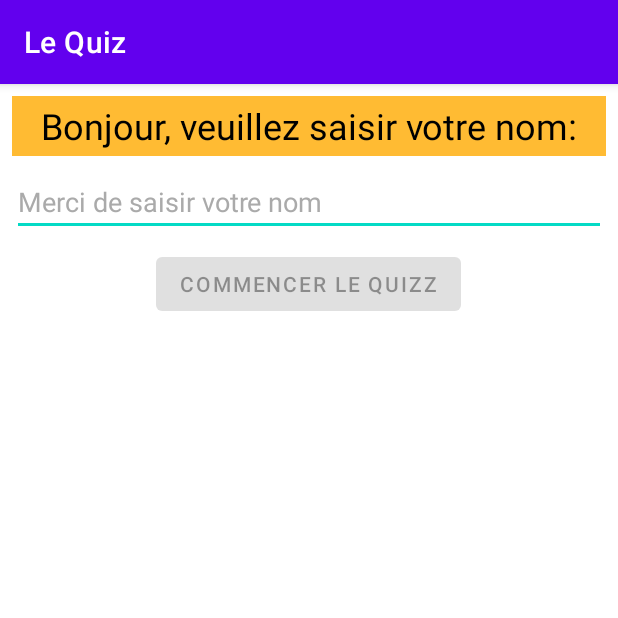
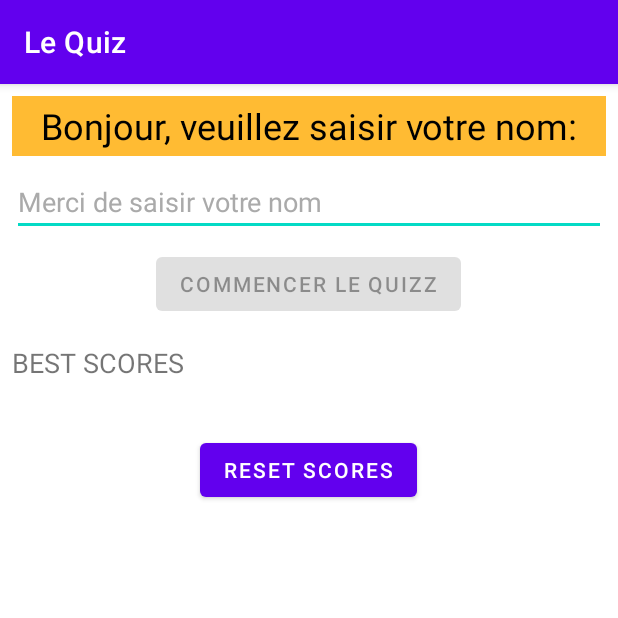
Before and after one commit to JorisAllgeyer/quizz, an Android app: the screen it shows after launch (MainActivity), on a phone screen of 412 x 824 dp, the top half of it. Run offline under Robolectric (Android 15) with nearby library versions, the phone set to English and light mode, and no system bars.

```diff
--- a/app/src/main/AndroidManifest.xml
+++ b/app/src/main/AndroidManifest.xml
@@ -18,6 +18,8 @@
                 <category android:name="android.intent.category.LAUNCHER" />
             </intent-filter>
         </activity>
+        <provider
+            android:authorities="fr.doranco.myquizz.model.UserProvider"
+            android:name="fr.doranco.myquizz.model.UserProvider"/>
     </application>
-
 </manifest>
--- /dev/null
+++ b/app/src/main/java/fr/doranco/myquizz/controller/IUser.java
@@ -0,0 +1,15 @@
+package fr.doranco.myquizz.controller;
+
+import android.content.Context;
+
+import java.util.List;
+
+import fr.doranco.myquizz.entity.User;
+
+public interface IUser {
+    List<User> getAllUsers(Context context);
+    User getUserByName(Context context, String userName);
+    User addUser(Context context, String userName);
+    void updateScore(Context context, int score, long userId);
+    void cleanDB(Context context);
+}
--- a/app/src/main/java/fr/doranco/myquizz/model/Question.java
+++ b/app/src/main/java/fr/doranco/myquizz/model/Question.java
@@ -1,8 +1,9 @@
 package fr.doranco.myquizz.model;
 
+import java.io.Serializable;
 import java.util.List;
 
-public class Question {
+public class Question implements Serializable {
 
     private String question;
     private List<String> choiceList;
--- a/app/src/main/java/fr/doranco/myquizz/view/IConst.java
+++ b/app/src/main/java/fr/doranco/myquizz/view/IConst.java
@@ -8,4 +8,5 @@ public interface IConst {
 
     String STATE_SCORE = "STATE_SCORE";
     String STATE_QUESTION = "STATE_QUESTION";
+    String STATE_CURRENT_QUESTION = "STATE_CURRENT_QUESTION";
 }
--- a/app/src/main/java/fr/doranco/myquizz/view/MainActivity.java
+++ b/app/src/main/java/fr/doranco/myquizz/view/MainActivity.java
@@ -1,10 +1,13 @@
 package fr.doranco.myquizz.view;
 
 import androidx.annotation.Nullable;
+import androidx.appcompat.app.AlertDialog;
 import androidx.appcompat.app.AppCompatActivity;
 
+import android.content.DialogInterface;
 import android.content.Intent;
-import android.content.SharedPreferences;
+import android.database.Cursor;
+import android.net.Uri;
 import android.os.Bundle;
 import android.text.Editable;
 import android.text.TextWatcher;
@@ -13,6 +16,10 @@ import android.widget.Button;
 import android.widget.EditText;
 import android.widget.TextView;
 
+import java.util.List;
+
+import fr.doranco.myquizz.controller.IUser;
+import fr.doranco.myquizz.controller.UserImpl;
 import fr.doranco.myquizz.entity.User;
 
 public class MainActivity extends AppCompatActivity implements IConst {
@@ -20,9 +27,7 @@ public class MainActivity extends AppCompatActivity implements IConst {
     private static final String TAG = MainActivity.class.getSimpleName();
     private static final int REQUEST_CODE = 1;
 
-    private SharedPreferences sharedPreferences;
-
-    private TextView tvTitle;
+    private TextView tvTitle, tvUsers;
     private EditText etName;
     private Button btnStart;
     private User user;
@@ -34,11 +39,9 @@ public class MainActivity extends AppCompatActivity implements IConst {
 
         // Elements
         tvTitle = findViewById(R.id.tvTitle);
+        tvUsers = findViewById(R.id.tvUsers);
         etName = findViewById(R.id.etName);
         btnStart = findViewById(R.id.btnStart);
-
-        // Preferences
-        sharedPreferences = getPreferences(MODE_PRIVATE);
 
         // Disable btnStart
         btnStart.setEnabled(false);
@@ -66,28 +69,66 @@ public class MainActivity extends AppCompatActivity implements IConst {
     @Override
     protected void onStart() {
         super.onStart();
-        String userName = sharedPreferences.getString(PREF_KEY_USER_NAME, "");
-        int score = sharedPreferences.getInt(PREF_KEY_USER_SCORE, 0);
 
-        if (userName.isEmpty()) {
-            tvTitle.setText("Bonjour, veuillez saisir votre nom:");
-        } else {
-            StringBuilder sb = new StringBuilder();
-            sb.append("Bonjour ").append(userName).append(", votre dernier score: ").append(score);
+        tvTitle.setText("Bonjour, veuillez saisir votre nom:");
 
-            tvTitle.setText(sb.toString());
-            etName.setText(userName);
-        }
+        displayScores();
     }
 
     public void onClickStart(View v) {
         String userName = etName.getText().toString();
 
-        user.setName(userName);
-        sharedPreferences.edit().putString(PREF_KEY_USER_NAME, userName).apply();
+        IUser userImpl = new UserImpl();
+        user = userImpl.getUserByName(this, userName);
 
-        Intent intentQuizActivity = new Intent(MainActivity.this, QuizActivity.class);
-        startActivityForResult(intentQuizActivity, REQUEST_CODE);
+        if (user != null) {
+            // User exists
+
+            AlertDialog.Builder builder = new AlertDialog.Builder(this);
+            builder.setTitle("Cet utilisateur existe déjà, voulez-vous jouer avec ce profil ?")
+                    .setPositiveButton("Oui", new DialogInterface.OnClickListener() {
+                        @Override
+                        public void onClick(DialogInterface dialog, int which) {
+                            // Play with existing user
+                            Intent intentQuizActivity = new Intent(MainActivity.this, QuizActivity.class);
+                            startActivityForResult(intentQuizActivity, REQUEST_CODE);
+                        }
+                    })
+                    .setNegativeButton("Non", new DialogInterface.OnClickListener() {
+                        @Override
+                        public void onClick(DialogInterface dialog, int which) {
+                            return;
+                        }
+                    })
+                    .create()
+                    .show();
+
+        } else {
+            // New User
+            user = userImpl.addUser(this, userName);
+            Intent intentQuizActivity = new Intent(MainActivity.this, QuizActivity.class);
+            startActivityForResult(intentQuizActivity, REQUEST_CODE);
+        }
+    }
+
+    public void displayScores() {
+        IUser userImpl = new UserImpl();
+        List<User> userList = userImpl.getAllUsers(this);
+
+        StringBuilder sb = new StringBuilder();
+
+        userList.forEach(currentUser -> {
+            sb.append(currentUser.getName()).append(" - ");
+            sb.append(currentUser.getScore()).append("\n");
+        });
+
+        tvUsers.setText(sb);
+    }
+
+    public void onClickResetScores(View view) {
+        IUser userImpl = new UserImpl();
+        userImpl.cleanDB(MainActivity.this);
+        displayScores();
     }
 
     @Override
@@ -96,7 +137,9 @@ public class MainActivity extends AppCompatActivity implements IConst {
 
         if (requestCode == REQUEST_CODE && resultCode == RESULT_OK) {
             int score = data.getIntExtra(EXTRA_SCORE_PARAM, 0);
-            sharedPreferences.edit().putInt(PREF_KEY_USER_SCORE, score).apply();
+
+            IUser userImpl = new UserImpl();
+            userImpl.updateScore(this, score, user.getId());
         }
     }
 }
--- a/app/src/main/res/layout/activity_main.xml
+++ b/app/src/main/res/layout/activity_main.xml
@@ -49,5 +49,28 @@
             android:forceDarkAllowed="false"
             android:onClick="onClickStart"
             android:text="COMMENCER LE QUIZZ" />
+
+        <TextView
+            android:id="@+id/tvBestScores"
+            android:layout_width="match_parent"
+            android:layout_height="wrap_content"
+            android:layout_marginTop="16dp"
+            android:text="BEST SCORES"
+            android:textSize="18sp" />
+
+        <TextView
+            android:id="@+id/tvUsers"
+            android:layout_width="match_parent"
+            android:layout_height="wrap_content" />
+
+        <Button
+            android:id="@+id/button"
+            android:layout_width="wrap_content"
+            android:layout_height="wrap_content"
+            android:layout_gravity="center"
+            android:layout_marginTop="16dp"
+            android:gravity="center"
+            android:onClick="onClickResetScores"
+            android:text="RESET SCORES" />
     </LinearLayout>
 </androidx.constraintlayout.widget.ConstraintLayout>
```
Also changed, not shown: app/src/main/java/fr/doranco/myquizz/controller/UserImpl.java (added, +128 -0 lines), app/src/main/java/fr/doranco/myquizz/entity/User.java (+9 -0 lines), app/src/main/java/fr/doranco/myquizz/model/MyDatabaseSQLite.java (added, +30 -0 lines), app/src/main/java/fr/doranco/myquizz/model/QuestionBank.java (+23 -0 lines), app/src/main/java/fr/doranco/myquizz/model/UserProvider.java (added, +138 -0 lines), app/src/main/java/fr/doranco/myquizz/view/QuizActivity.java (+6 -26 lines).
